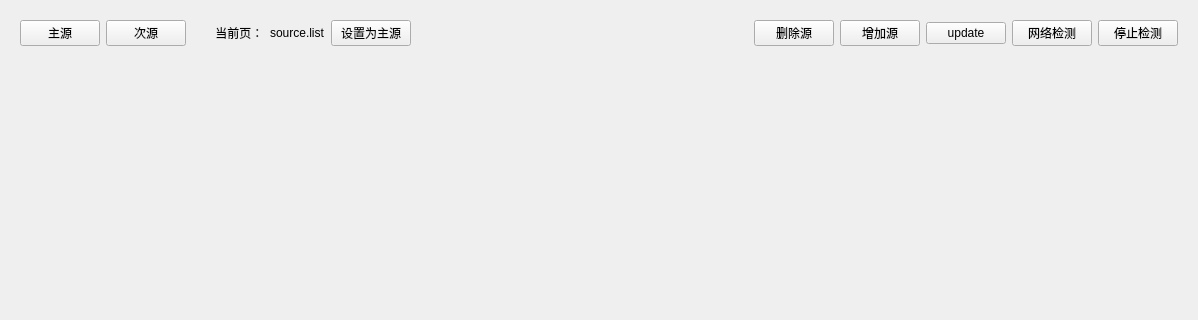
HuaYaDong1/sourceMangager, file src/sourcemanager.ui: the form before one commit; both pictures show x 0 to 1198 and y 0 to 320 of the 1198 by 626 pixel window.
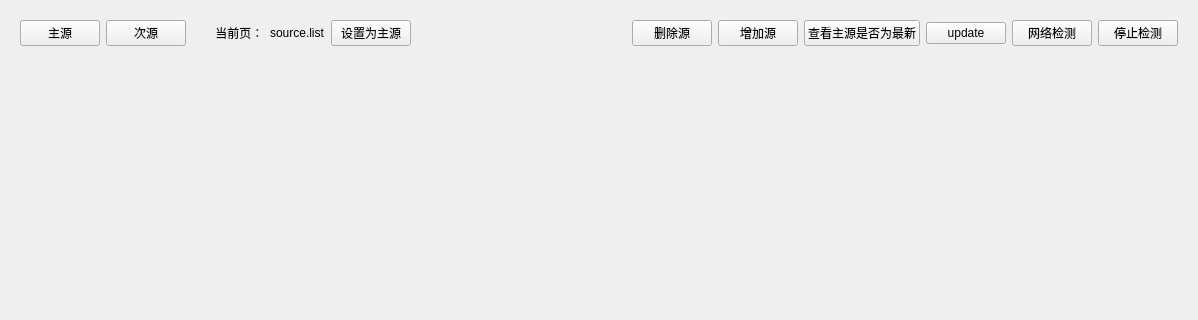
The form after the commit.

Diff of the .ui file:
```diff
--- a/src/sourcemanager.ui
+++ b/src/sourcemanager.ui
@@ -68,7 +68,21 @@
          <property name="styleSheet">
           <string notr="true"/>
          </property>
-         <layout class="QHBoxLayout" name="horizontalLayout_3"/>
+         <layout class="QHBoxLayout" name="horizontalLayout_3">
+          <item>
+           <spacer name="horizontalSpacer_3">
+            <property name="orientation">
+             <enum>Qt::Horizontal</enum>
+            </property>
+            <property name="sizeHint" stdset="0">
+             <size>
+              <width>40</width>
+              <height>20</height>
+             </size>
+            </property>
+           </spacer>
+          </item>
+         </layout>
         </widget>
        </item>
        <item>
@@ -155,6 +169,19 @@
         </property>
        </widget>
       </item>
+      <item>
+       <spacer name="horizontalSpacer_4">
+        <property name="orientation">
+         <enum>Qt::Horizontal</enum>
+        </property>
+        <property name="sizeHint" stdset="0">
+         <size>
+          <width>40</width>
+          <height>20</height>
+         </size>
+        </property>
+       </spacer>
+      </item>
       <item>
        <widget class="QPushButton" name="deleteSourcePageBtn">
         <property name="text">
@@ -169,6 +196,13 @@
         </property>
        </widget>
       </item>
+      <item>
+       <widget class="QPushButton" name="testingUpdateBtn">
+        <property name="text">
+         <string>查看主源是否为最新</string>
+        </property>
+       </widget>
+      </item>
       <item>
        <widget class="QPushButton" name="updateBtn">
         <property name="text">
```
Left out of the diff: 16 changed lines with no effect on the pictures.
